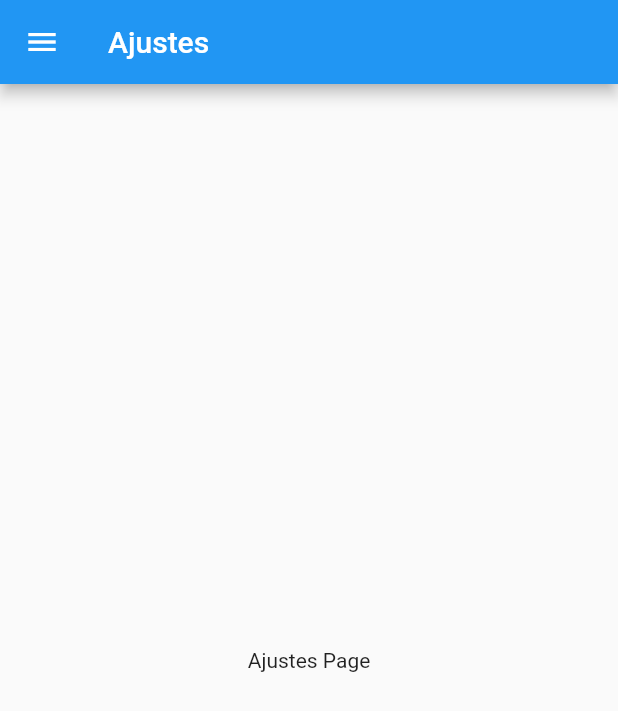
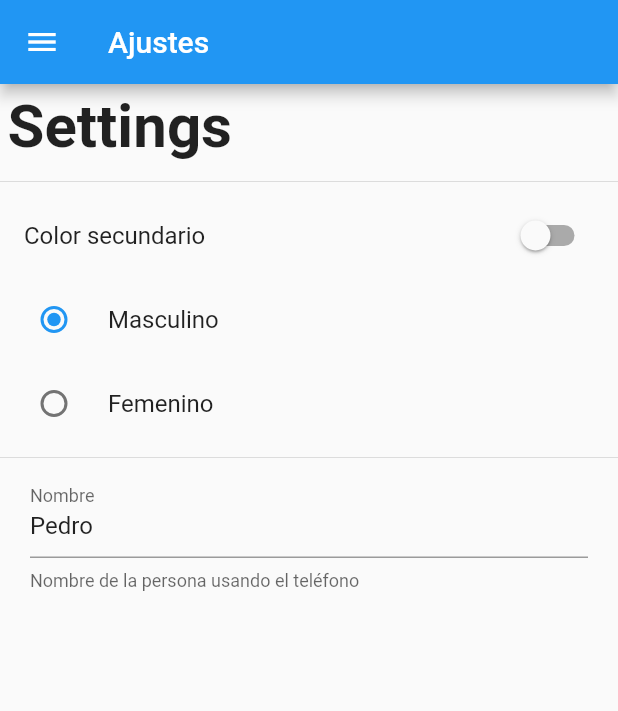
Before and after one commit to vinsfran/preferenciasusuario, a Flutter app: the SettingsPage screen opened by its route, on a phone screen of 412 x 824 dp. Shown: the top 711 px of the screen. Run offline on Flutter 3.47's test engine with Material 2 defaults, Android fonts, the phone set to English and light mode, and no system bars.

Commit message:
186. Diseño de la página de los ajustes

```diff
--- a/lib/src/pages/settings_page.dart
+++ b/lib/src/pages/settings_page.dart
@@ -2,8 +2,25 @@
 
 import 'package:preferenciasusuario/src/widgets/menu_widget.dart';
 
-class SettingsPage extends StatelessWidget {
+class SettingsPage extends StatefulWidget {
   static final String routeName = 'settings';
+
+  @override
+  _SettingsPageState createState() => _SettingsPageState();
+}
+
+class _SettingsPageState extends State<SettingsPage> {
+  bool _colorSecundario = false;
+  int _genero = 1;
+  String _nombre = 'Pedro';
+
+  TextEditingController _textController;
+
+  @override
+  void initState() {
+    super.initState();
+    _textController = new TextEditingController(text: _nombre);
+  }
 
   @override
   Widget build(BuildContext context) {
@@ -12,8 +29,58 @@
         title: Text('Ajustes'),
       ),
       drawer: MenuWidget(),
-      body: Center(
-        child: Text('Ajustes Page'),
+      body: ListView(
+        children: <Widget>[
+          Container(
+            padding: EdgeInsets.all(5.0),
+            child: Text(
+              'Settings',
+              style: TextStyle(fontSize: 40.0, fontWeight: FontWeight.bold),
+            ),
+          ),
+          Divider(),
+          SwitchListTile(
+            value: _colorSecundario,
+            title: Text('Color secundario'),
+            onChanged: (value) {
+              setState(() {
+                _colorSecundario = value;
+              });
+            },
+          ),
+          RadioListTile(
+            value: 1,
+            title: Text('Masculino'),
+            groupValue: _genero,
+            onChanged: (value) {
+              setState(() {
+                _genero = value;
+              });
+            },
+          ),
+          RadioListTile(
+            value: 2,
+            title: Text('Femenino'),
+            groupValue: _genero,
+            onChanged: (value) {
+              setState(() {
+                _genero = value;
+              });
+            },
+          ),
+          Divider(),
+          Container(
+            padding: EdgeInsets.symmetric(horizontal: 20.0),
+            child: TextField(
+              controller: _textController,
+              decoration: InputDecoration(
+                labelText: 'Nombre',
+                helperText: 'Nombre de la persona usando el teléfono',
+              ),
+              onChanged: (value) {},
+            ),
+          )
+        ],
       ),
     );
   }
```
